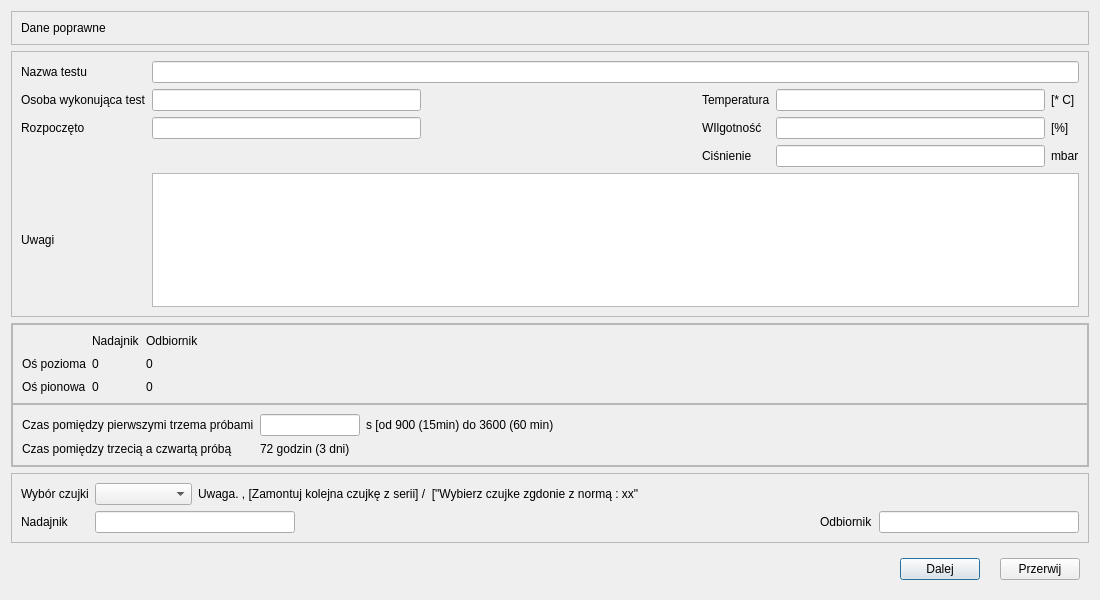
Above: CzujkiLinioweApp/oknoparametrytestu.ui from wiacekmarcin/CzujkiLiniowe before the change. Below: the same form after it.
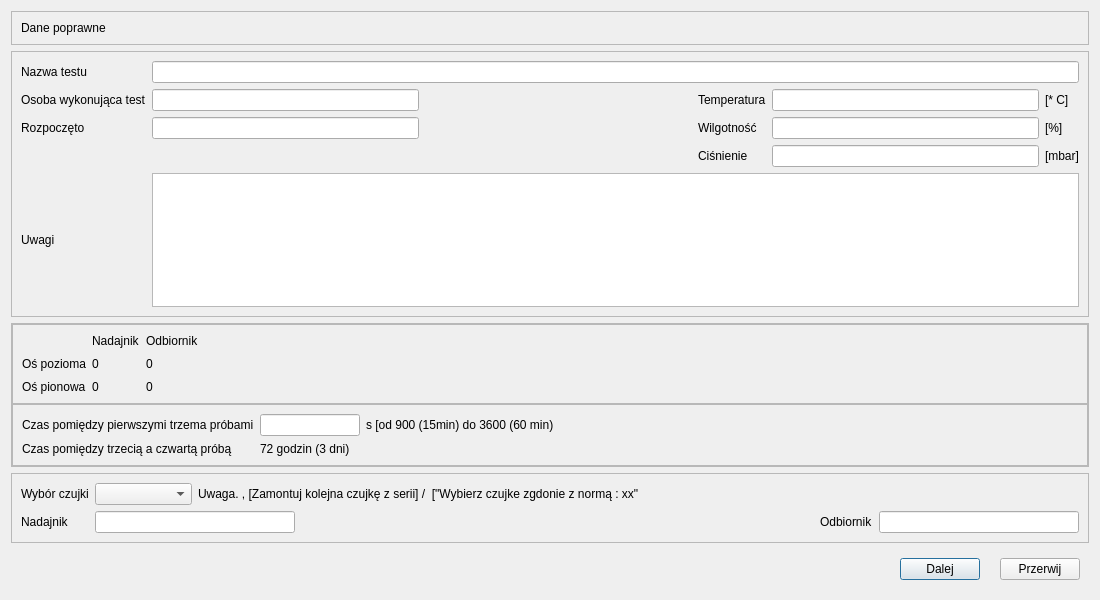
That is the form after the change. Icons and pictures are not drawn.

Patch:
```diff
--- a/CzujkiLinioweApp/oknoparametrytestu.ui
+++ b/CzujkiLinioweApp/oknoparametrytestu.ui
@@ -45,7 +45,7 @@
       <item row="2" column="3">
        <widget class="QLabel" name="label_4">
         <property name="text">
-         <string>WIlgotność</string>
+         <string>Wilgotność</string>
         </property>
        </widget>
       </item>
@@ -62,7 +62,7 @@
       <item row="3" column="5">
        <widget class="QLabel" name="label_8">
         <property name="text">
-         <string>mbar</string>
+         <string>[mbar]</string>
         </property>
        </widget>
       </item>
```
